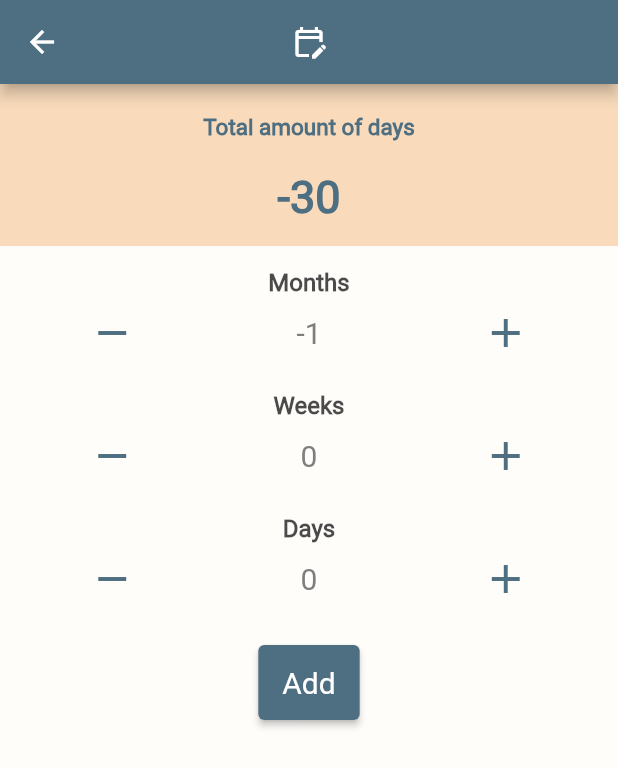
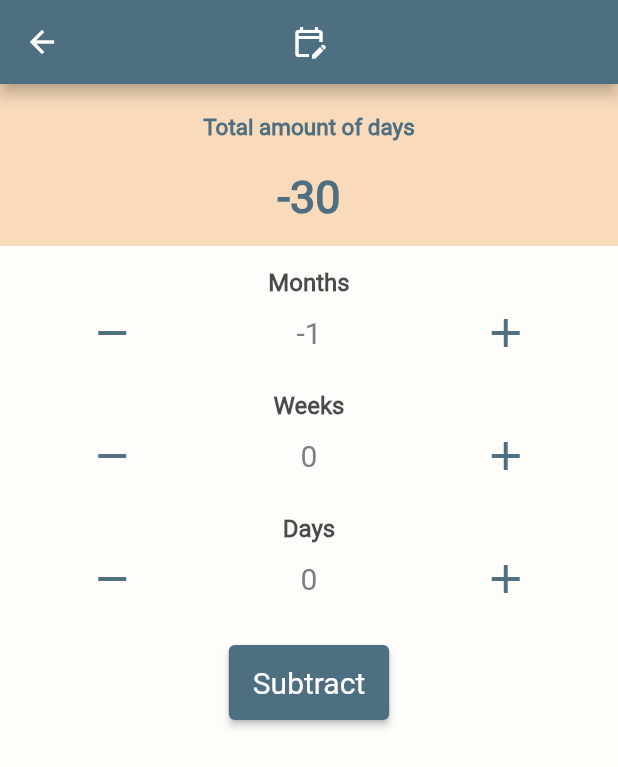
Before and after one commit to mredaoudi/qadaa, a Flutter app: the FastPeriodScreen screen opened by its route, after a tap on the "remove" icon, on a phone screen of 412 x 824 dp. Shown: the top 767 px of the screen. Run offline on Flutter 3.47's test engine with Material 2 defaults, Android fonts, the phone set to English and light mode, and no system bars; our stand-ins replace hive, hive_flutter, introduction_screen; accounts and stored records are empty.

Commit message:
changes at 2023-03-16 09:05

```diff
--- a/lib/components/fast_counter.dart
+++ b/lib/components/fast_counter.dart
@@ -37,7 +37,7 @@ class _FastCounterState extends State<FastCounter> {
           child: Text(
             "Days:",
             style: TextStyle(
-              fontSize: 30,
+              fontSize: 32,
               color: Color.fromARGB(255, 126, 126, 126),
               // fontWeight: FontWeight.bold,
             ),
--- a/lib/pages/fast_period_page.dart
+++ b/lib/pages/fast_period_page.dart
@@ -103,9 +103,9 @@ class _FastPeriodScreenState extends State<FastPeriodScreen> {
                     );
                     Navigator.pop(context);
                   },
-            child: const Text(
-              "Add",
-              style: TextStyle(fontSize: 20),
+            child: Text(
+              _amount >= 0 ? "Add" : "Subtract",
+              style: const TextStyle(fontSize: 20),
             ),
           ),
         ],
--- a/lib/pages/prayer_period_page.dart
+++ b/lib/pages/prayer_period_page.dart
@@ -146,9 +146,9 @@ class _PrayerPeriodScreenState extends State<PrayerPeriodScreen> {
                     }
                     Navigator.pop(context);
                   },
-            child: const Text(
-              "Add",
-              style: TextStyle(fontSize: 20),
+            child: Text(
+              _amount >= 0 ? "Add" : "Subtract",
+              style: const TextStyle(fontSize: 20),
             ),
           ),
         ],
--- a/pubspec.yaml
+++ b/pubspec.yaml
@@ -42,6 +42,6 @@ flutter:
     - family: Roboto
       fonts:
         - asset: fonts/Roboto-Regular.ttf
-    - family: SecularOne
+    - family: Amiri
       fonts:
-        - asset: fonts/SecularOne-Regular.ttf
+        - asset: fonts/Amiri-Regular.ttf
```
Also changed, not shown: lib/components/main_drawer.dart (+5 -5 lines), lib/pages/main_page.dart (+14 -9 lines), fonts/Amiri-Regular.ttf (added), fonts/ReemKufi-Regular.ttf (added).
